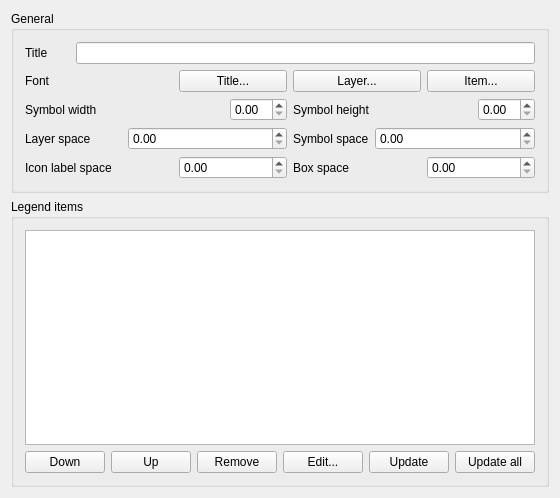
The window that qgis/src/ui/qgscomposerlegendwidgetbase.ui (sourcepole/qgis) describes before a commit, drawn with Qt 5.
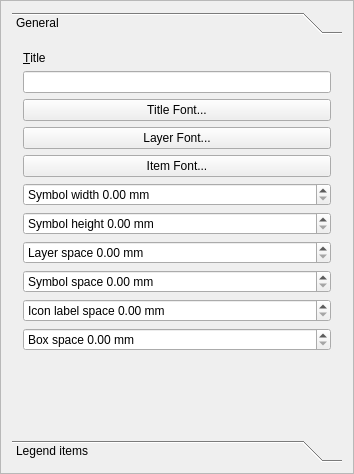
The same window after the commit. The open tabs and pages were chosen to show the change.

What changed in the file:
```diff
--- a/qgis/src/ui/qgscomposerlegendwidgetbase.ui
+++ b/qgis/src/ui/qgscomposerlegendwidgetbase.ui
@@ -1,12 +1,12 @@
 <ui version="4.0" >
  <class>QgsComposerLegendWidgetBase</class>
- <widget class="QWidget" name="QgsComposerLegendWidgetBase" >
-  <property name="geometry" >
+ <widget class="QWidget" name="QgsComposerLegendWidgetBase">
+  <property name="geometry">
    <rect>
     <x>0</x>
     <y>0</y>
-    <width>520</width>
-    <height>498</height>
+    <width>354</width>
+    <height>474</height>
    </rect>
   </property>
   <property name="sizePolicy" >
@@ -18,202 +18,237 @@
   <property name="windowTitle" >
    <string>Barscale Options</string>
   </property>
-  <layout class="QGridLayout" >
-   <item row="0" column="0" >
-    <widget class="QGroupBox" name="mGeneralGroupBox" >
-     <property name="title" >
+  <layout class="QGridLayout" name="gridLayout_4">
+   <property name="margin">
+    <number>0</number>
+   </property>
+   <item row="0" column="0">
+    <widget class="QScrollArea" name="scrollArea">
+     <property name="widgetResizable">
+      <bool>true</bool>
+     </property>
+     <widget class="QWidget" name="scrollAreaWidgetContents">
+      <property name="geometry">
+       <rect>
+        <x>0</x>
+        <y>0</y>
+        <width>352</width>
+        <height>472</height>
+       </rect>
+      </property>
+      <layout class="QGridLayout" name="gridLayout_3">
+       <item row="0" column="0">
+        <widget class="QToolBox" name="toolBox">
+         <property name="currentIndex">
+          <number>1</number>
+         </property>
+         <widget class="QWidget" name="page">
+          <property name="geometry">
+           <rect>
+            <x>0</x>
+            <y>0</y>
+            <width>334</width>
+            <height>390</height>
+           </rect>
+          </property>
+          <attribute name="label">
       <string>General</string>
-     </property>
-     <layout class="QGridLayout" >
-      <item row="0" column="0" >
-       <widget class="QLabel" name="mTitleLabel" >
-        <property name="text" >
-         <string>Title</string>
-        </property>
-        <property name="buddy" >
+          </attribute>
+          <layout class="QGridLayout" name="gridLayout">
+           <item row="0" column="0">
+            <widget class="QLabel" name="mTitleLabel">
+             <property name="text">
+              <string>&amp;Title</string>
+             </property>
+             <property name="buddy">
          <cstring>mTitleLineEdit</cstring>
         </property>
        </widget>
       </item>
-      <item row="0" column="1" colspan="8" >
-       <widget class="QLineEdit" name="mTitleLineEdit" />
-      </item>
-      <item row="1" column="0" colspan="3" >
-       <widget class="QLabel" name="mFontLabel" >
-        <property name="text" >
-         <string>Font</string>
-        </property>
-       </widget>
-      </item>
-      <item row="1" column="3" colspan="2" >
-       <widget class="QPushButton" name="mTitleFontButton" >
-        <property name="sizePolicy" >
-         <sizepolicy vsizetype="Fixed" hsizetype="Preferred" >
+           <item row="1" column="0">
+            <widget class="QLineEdit" name="mTitleLineEdit"/>
+           </item>
+           <item row="2" column="0">
+            <widget class="QPushButton" name="mTitleFontButton">
+             <property name="sizePolicy">
+              <sizepolicy hsizetype="Preferred" vsizetype="Fixed">
           <horstretch>0</horstretch>
           <verstretch>0</verstretch>
          </sizepolicy>
         </property>
-        <property name="text" >
-         <string>Title...</string>
+             <property name="text">
+              <string>Title Font...</string>
         </property>
        </widget>
       </item>
-      <item row="1" column="5" colspan="2" >
-       <widget class="QPushButton" name="mLayerFontButton" >
-        <property name="text" >
-         <string>Layer...</string>
+           <item row="3" column="0">
+            <widget class="QPushButton" name="mLayerFontButton">
+             <property name="text">
+              <string>Layer Font...</string>
         </property>
        </widget>
       </item>
-      <item row="1" column="7" colspan="2" >
-       <widget class="QPushButton" name="mItemFontButton" >
-        <property name="text" >
-         <string>Item...</string>
+           <item row="4" column="0">
+            <widget class="QPushButton" name="mItemFontButton">
+             <property name="text">
+              <string>Item Font...</string>
         </property>
        </widget>
       </item>
-      <item row="2" column="0" colspan="4" >
-       <widget class="QLabel" name="mSymbolWidthLabel" >
-        <property name="text" >
-         <string>Symbol width</string>
-        </property>
-        <property name="buddy" >
-         <cstring>mSymbolWidthSpinBox</cstring>
+           <item row="5" column="0">
+            <widget class="QDoubleSpinBox" name="mSymbolWidthSpinBox">
+             <property name="prefix">
+              <string>Symbol width </string>
+             </property>
+             <property name="suffix">
+              <string> mm</string>
         </property>
        </widget>
       </item>
-      <item row="2" column="4" >
-       <widget class="QDoubleSpinBox" name="mSymbolWidthSpinBox" />
-      </item>
-      <item row="2" column="5" colspan="3" >
-       <widget class="QLabel" name="mSymbolHeightLabel" >
-        <property name="text" >
-         <string>Symbol height</string>
-        </property>
-        <property name="buddy" >
-         <cstring>mSymbolHeightSpinBox</cstring>
+           <item row="6" column="0">
+            <widget class="QDoubleSpinBox" name="mSymbolHeightSpinBox">
+             <property name="prefix">
+              <string>Symbol height </string>
+             </property>
+             <property name="suffix">
+              <string> mm</string>
         </property>
        </widget>
       </item>
-      <item row="2" column="8" >
-       <widget class="QDoubleSpinBox" name="mSymbolHeightSpinBox" />
-      </item>
-      <item row="3" column="0" colspan="2" >
-       <widget class="QLabel" name="mLayerSpaceLabel" >
-        <property name="text" >
-         <string>Layer space</string>
-        </property>
-        <property name="buddy" >
-         <cstring>mLayerSpaceSpinBox</cstring>
+           <item row="7" column="0">
+            <widget class="QDoubleSpinBox" name="mLayerSpaceSpinBox">
+             <property name="prefix">
+              <string>Layer space </string>
+             </property>
+             <property name="suffix">
+              <string> mm</string>
         </property>
        </widget>
       </item>
-      <item row="3" column="2" colspan="3" >
-       <widget class="QDoubleSpinBox" name="mLayerSpaceSpinBox" />
-      </item>
-      <item row="3" column="5" >
-       <widget class="QLabel" name="mSymbolSpaceLabel" >
-        <property name="text" >
-         <string>Symbol space</string>
-        </property>
-        <property name="buddy" >
-         <cstring>mSymbolSpaceSpinBox</cstring>
+           <item row="8" column="0">
+            <widget class="QDoubleSpinBox" name="mSymbolSpaceSpinBox">
+             <property name="prefix">
+              <string>Symbol space </string>
+             </property>
+             <property name="suffix">
+              <string> mm</string>
         </property>
        </widget>
       </item>
-      <item row="3" column="6" colspan="3" >
-       <widget class="QDoubleSpinBox" name="mSymbolSpaceSpinBox" />
-      </item>
-      <item row="4" column="0" colspan="3" >
-       <widget class="QLabel" name="mIconLabelSpaceLabel" >
-        <property name="text" >
-         <string>Icon label space</string>
-        </property>
-        <property name="buddy" >
-         <cstring>mIconLabelSpaceSpinBox</cstring>
+           <item row="9" column="0">
+            <widget class="QDoubleSpinBox" name="mIconLabelSpaceSpinBox">
+             <property name="prefix">
+              <string>Icon label space </string>
+             </property>
+             <property name="suffix">
+              <string> mm</string>
         </property>
        </widget>
       </item>
-      <item row="4" column="3" colspan="2" >
-       <widget class="QDoubleSpinBox" name="mIconLabelSpaceSpinBox" />
-      </item>
-      <item row="4" column="5" colspan="2" >
-       <widget class="QLabel" name="mBoxSpaceLabel" >
-        <property name="text" >
-         <string>Box space</string>
-        </property>
-        <property name="buddy" >
-         <cstring>mBoxSpaceSpinBox</cstring>
+           <item row="10" column="0">
+            <widget class="QDoubleSpinBox" name="mBoxSpaceSpinBox">
+             <property name="prefix">
+              <string>Box space </string>
+             </property>
+             <property name="suffix">
+              <string> mm</string>
         </property>
        </widget>
       </item>
-      <item row="4" column="7" colspan="2" >
-       <widget class="QDoubleSpinBox" name="mBoxSpaceSpinBox" />
+           <item row="11" column="0">
+            <spacer name="verticalSpacer">
+             <property name="orientation">
+              <enum>Qt::Vertical</enum>
+             </property>
+             <property name="sizeHint" stdset="0">
+              <size>
+               <width>20</width>
+               <height>40</height>
+              </size>
+             </property>
+            </spacer>
       </item>
      </layout>
     </widget>
-   </item>
-   <item row="1" column="0" >
-    <widget class="QGroupBox" name="mLegendItemsGroupBox" >
-     <property name="title" >
+         <widget class="QWidget" name="page_2">
+          <property name="geometry">
+           <rect>
+            <x>0</x>
+            <y>0</y>
+            <width>334</width>
+            <height>390</height>
+           </rect>
+          </property>
+          <attribute name="label">
       <string>Legend items</string>
-     </property>
-     <layout class="QGridLayout" >
-      <item row="0" column="0" colspan="6" >
-       <widget class="QTreeView" name="mItemTreeView" >
-        <property name="headerHidden" stdset="0" >
+          </attribute>
+          <layout class="QGridLayout" name="gridLayout_2">
+           <item row="0" column="0" colspan="6">
+            <widget class="QTreeView" name="mItemTreeView">
+             <property name="sizePolicy">
+              <sizepolicy hsizetype="Minimum" vsizetype="Expanding">
+               <horstretch>0</horstretch>
+               <verstretch>0</verstretch>
+              </sizepolicy>
+             </property>
+             <property name="headerHidden">
          <bool>true</bool>
         </property>
        </widget>
       </item>
-      <item row="1" column="0" >
-       <widget class="QPushButton" name="mMoveDownPushButton" >
-        <property name="text" >
-         <string>Down</string>
+           <item row="1" column="0">
+            <widget class="QToolButton" name="mMoveDownPushButton">
+             <property name="text">
+              <string>v</string>
         </property>
        </widget>
       </item>
-      <item row="1" column="1" >
-       <widget class="QPushButton" name="mMoveUpPushButton" >
-        <property name="text" >
-         <string>Up</string>
+           <item row="1" column="1">
+            <widget class="QToolButton" name="mMoveUpPushButton_2">
+             <property name="text">
+              <string>^</string>
         </property>
        </widget>
       </item>
-      <item row="1" column="2" >
-       <widget class="QPushButton" name="mRemovePushButton" >
-        <property name="text" >
-         <string>Remove</string>
+           <item row="1" column="2">
+            <widget class="QToolButton" name="toolButton">
+             <property name="text">
+              <string>X</string>
         </property>
        </widget>
       </item>
-      <item row="1" column="3" >
-       <widget class="QPushButton" name="mEditPushButton" >
-        <property name="text" >
-         <string>Edit...</string>
+           <item row="1" column="3">
+            <widget class="QToolButton" name="mEditPushButton">
+             <property name="text">
+              <string>Edit</string>
         </property>
        </widget>
       </item>
-      <item row="1" column="4" >
-       <widget class="QPushButton" name="mUpdatePushButton" >
-        <property name="text" >
+           <item row="1" column="4">
+            <widget class="QToolButton" name="mUpdatePushButton">
+             <property name="text">
          <string>Update</string>
         </property>
        </widget>
       </item>
-      <item row="1" column="5" >
-       <widget class="QPushButton" name="mUpdateAllPushButton" >
-        <property name="text" >
-         <string>Update all</string>
+           <item row="1" column="5">
+            <widget class="QToolButton" name="mUpdatePushButton_2">
+             <property name="text">
+              <string>All</string>
         </property>
        </widget>
       </item>
      </layout>
     </widget>
+        </widget>
    </item>
   </layout>
  </widget>
- <layoutdefault spacing="6" margin="11" />
+    </widget>
+   </item>
+  </layout>
+ </widget>
+ <layoutdefault spacing="6" margin="11"/>
  <tabstops>
   <tabstop>mTitleLineEdit</tabstop>
   <tabstop>mTitleFontButton</tabstop>
```
Left out of the diff: 15 changed lines with no effect on the pictures. Lines whose indentation alone changed are shown as unchanged.
